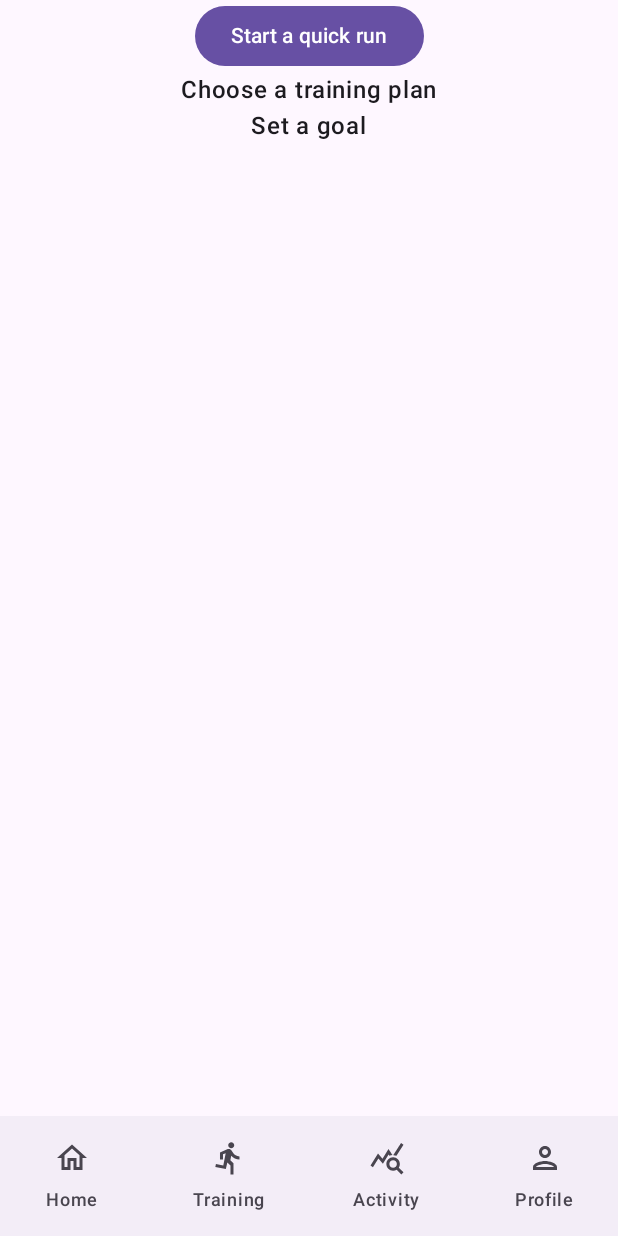
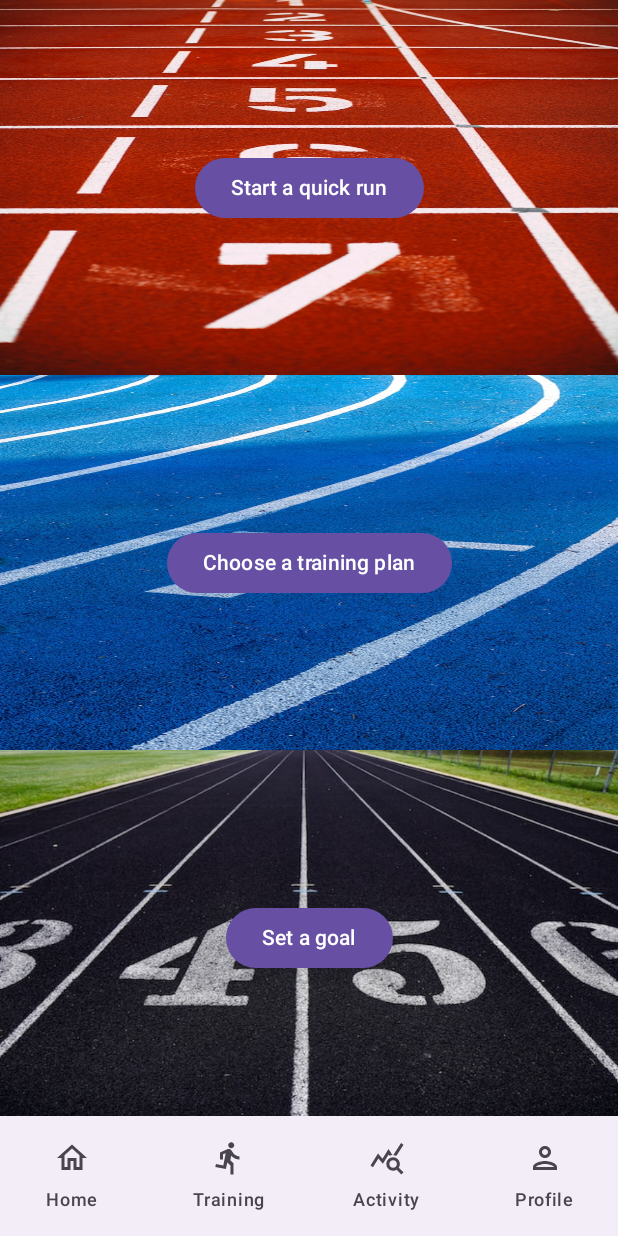
Before and after one commit to ThuHoang2312/Runalyze, an Android app built with Jetpack Compose: the screen it shows after launch (MainActivity), on a phone screen of 412 x 824 dp. Run offline under Robolectric (Android 15) with nearby library versions, the phone set to English and light mode, and no system bars.

Commit message:
create options for home page

```diff
--- a/Runalyze/app/src/main/java/com/example/runalyze/components/BottomNavigationMenu.kt
+++ b/Runalyze/app/src/main/java/com/example/runalyze/components/BottomNavigationMenu.kt
@@ -1,5 +1,6 @@
 package com.example.runalyze.components
 
+import android.annotation.SuppressLint
 import androidx.compose.material3.Icon
 import androidx.compose.material3.NavigationBar
 import androidx.compose.material3.NavigationBarItem
@@ -12,6 +13,7 @@ import androidx.navigation.compose.currentBackStackEntryAsState
 import com.example.runalyze.BottomNavItem
 import com.example.runalyze.R
 
+@SuppressLint("SuspiciousIndentation")
 @Composable
 fun BottomNavigationMenu(navController: NavController) {
     val items = listOf(
@@ -19,7 +21,6 @@ fun BottomNavigationMenu(navController: NavController) {
         BottomNavItem.Training,
         BottomNavItem.Activity,
         BottomNavItem.Profile)
-
 
         NavigationBar(contentColor = colorResource(id = R.color.white)) {
             val navBackStackEntry by navController.currentBackStackEntryAsState()
--- a/Runalyze/app/src/main/java/com/example/runalyze/ui/RunalyzeApp.kt
+++ b/Runalyze/app/src/main/java/com/example/runalyze/ui/RunalyzeApp.kt
@@ -49,6 +49,12 @@ fun Navigation(navController: NavHostController, scrollState: ScrollState){
         composable("Training"){
             TrainingScreen(navController = navController)
         }
+        composable("Goal"){
+            TrainingScreen(navController = navController)
+        }
+        composable("Plan"){
+            TrainingScreen(navController = navController)
+        }
     }
 }
 
--- a/Runalyze/app/src/main/java/com/example/runalyze/ui/screen/Home.kt
+++ b/Runalyze/app/src/main/java/com/example/runalyze/ui/screen/Home.kt
@@ -1,33 +1,86 @@
 package com.example.runalyze.ui.screen
 
+import androidx.compose.foundation.Image
+import androidx.compose.foundation.layout.Arrangement
+import androidx.compose.foundation.layout.Box
 import androidx.compose.foundation.layout.Column
+import androidx.compose.foundation.layout.fillMaxSize
 import androidx.compose.foundation.layout.fillMaxWidth
+import androidx.compose.foundation.layout.height
+import androidx.compose.foundation.layout.padding
+import androidx.compose.foundation.layout.wrapContentHeight
+import androidx.compose.foundation.lazy.LazyColumn
+import androidx.compose.foundation.lazy.items
 import androidx.compose.material3.Button
 import androidx.compose.material3.Text
 import androidx.compose.runtime.Composable
 import androidx.compose.ui.Alignment
 import androidx.compose.ui.Modifier
+import androidx.compose.ui.layout.ContentScale
+import androidx.compose.ui.res.painterResource
 import androidx.compose.ui.text.font.FontWeight
 import androidx.compose.ui.tooling.preview.Preview
+import androidx.compose.ui.unit.dp
 import androidx.navigation.NavController
 import androidx.navigation.compose.rememberNavController
+import com.example.runalyze.R
+
+
+data class HomeOption (
+    val id: Int,
+    val image:Int = R.drawable.running_red,
+    val text: String,
+    val route: String
+)
+
+object Options {
+    val optionList = listOf<HomeOption>(
+        HomeOption(
+            id = 1, image = R.drawable.running_red, text = "Start a quick run", route = "Training"
+        ),
+        HomeOption(
+            id = 2, image = R.drawable.running_blue, text = "Choose a training plan", route = "Plan"
+        ),
+        HomeOption(
+            id = 3, image = R.drawable.running_dark, text = "Set a goal", route = "Goal"
+        )
+    )
+}
 
 @Composable
 fun Home(navController: NavController){
     Column(modifier = Modifier.fillMaxWidth(),
         horizontalAlignment = Alignment.CenterHorizontally) {
-        Button(onClick = {
-            navController.navigate("Training")
-        }){
-            Text(text = "Start a quick run", fontWeight = FontWeight.SemiBold)
+        LazyColumn {
+            items(Options.optionList){option ->
+                HomeItem(option = option, navController = navController)
+            }
         }
-        Text(text = "Choose a training plan", fontWeight = FontWeight.SemiBold)
-        Text(text = "Set a goal", fontWeight = FontWeight.SemiBold)
+    }
+}
+
+@Composable
+fun HomeItem(option: HomeOption, navController: NavController){
+    Box(modifier = Modifier
+        .height(250.dp).fillMaxSize()){
+        Image(painter = painterResource(id = option.image ), contentDescription = "",
+                contentScale = ContentScale.FillBounds,
+            modifier = Modifier.fillMaxSize()
+            )
+        Column (modifier = Modifier.fillMaxSize(),
+            verticalArrangement = Arrangement.Center,
+            horizontalAlignment = Alignment.CenterHorizontally){
+            Button(onClick = {
+                navController.navigate(option.route)
+            }){
+                Text(text = option.text, fontWeight = FontWeight.SemiBold)
+            }
+        }
     }
 }
 
 @Preview(showBackground = true)
 @Composable
 fun HomePreview() {
-    Home(rememberNavController())
+    HomeItem(option = HomeOption(id = 1, image = R.drawable.running_red, text = "Start a quick run", route = "Training"), navController = rememberNavController() )
 }
--- a/Runalyze/app/src/main/java/com/example/runalyze/ui/screen/TrainingProcess.kt
+++ b/Runalyze/app/src/main/java/com/example/runalyze/ui/screen/TrainingProcess.kt
@@ -1,8 +1,10 @@
 package com.example.runalyze.ui.screen
 
+import androidx.compose.material3.Text
 import androidx.compose.runtime.Composable
+import androidx.compose.ui.text.font.FontWeight
 
 @Composable
 fun TrainingProcess(){
-
+    Text(text = "Training Process Screen", fontWeight = FontWeight.SemiBold)
 }
```
Also changed, not shown: Runalyze/app/src/main/res/drawable/running_blue.jpg (added), Runalyze/app/src/main/res/drawable/running_dark.jpg (added), Runalyze/app/src/main/res/drawable/running_red.jpg (added).
